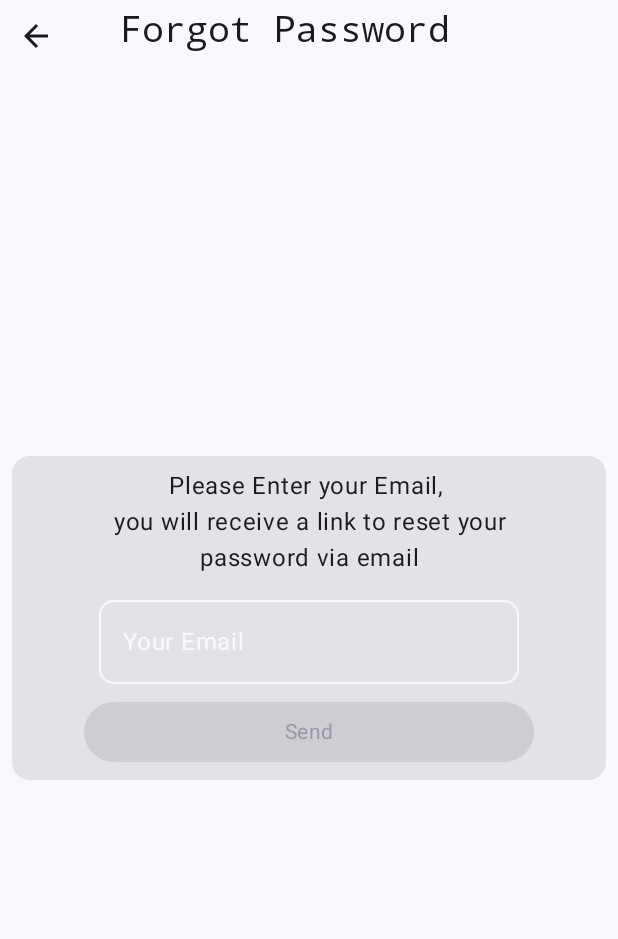
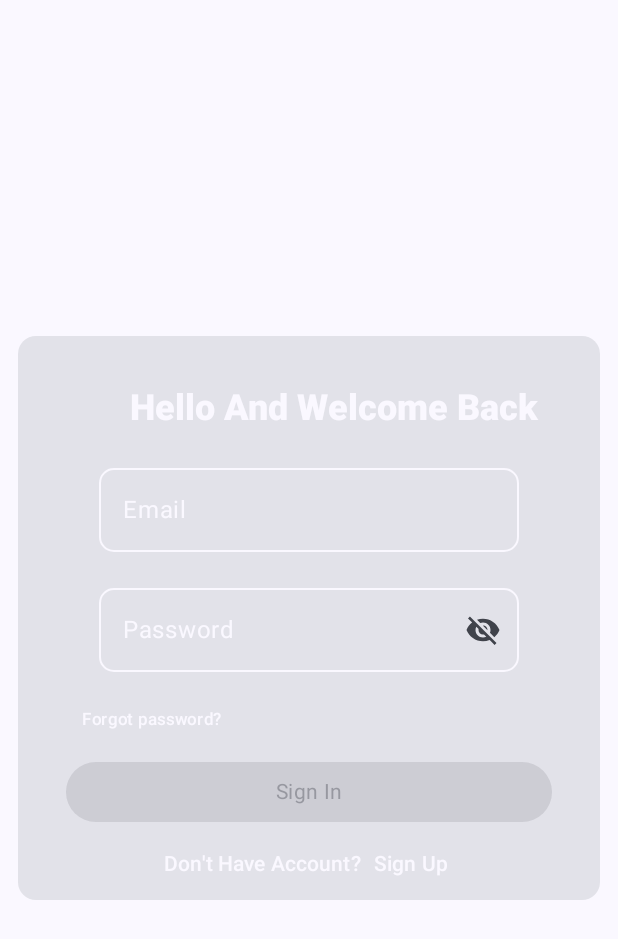
Before and after one commit to stephenWanjala/MFarm, an Android app built with Jetpack Compose: the screen it shows after launch (MainActivity), on a phone screen of 412 x 824 dp. Shown: the top 939 px of the screen. Run offline under Robolectric (Android 15) with nearby library versions, the phone set to English and light mode, and no system bars; our stand-ins replace Dagger/Hilt's generated code.

Commit message:
Sign In Screen

```diff
--- a/app/src/main/java/com/wantech/mfarm/auth/components/TextInputSection.kt
+++ b/app/src/main/java/com/wantech/mfarm/auth/components/TextInputSection.kt
@@ -19,8 +19,8 @@ import androidx.compose.ui.text.input.ImeAction
 import androidx.compose.ui.text.input.KeyboardType
 import androidx.compose.ui.text.style.TextAlign
 import androidx.compose.ui.unit.dp
-import androidx.hilt.navigation.compose.hiltViewModel
 import com.wantech.mfarm.R
+import com.wantech.mfarm.auth.data.repositoryImpl.AuthRepositoryImpl
 import com.wantech.mfarm.auth.signIn.LoginEvent
 import com.wantech.mfarm.auth.signIn.presentation.LoginViewModel
 import com.wantech.mfarm.core.presentation.components.AButton
@@ -33,7 +33,7 @@ fun TextInPutSection(
     onClickLoginButton: () -> Unit,
     onClickToSignUp: () -> Unit,
     onForgetPassword: () -> Unit,
-    viewModel: LoginViewModel = hiltViewModel()
+    viewModel: LoginViewModel = LoginViewModel(AuthRepositoryImpl())
 ) {
 
 
--- a/app/src/main/java/com/wantech/mfarm/auth/signIn/presentation/LoginViewModel.kt
+++ b/app/src/main/java/com/wantech/mfarm/auth/signIn/presentation/LoginViewModel.kt
@@ -13,8 +13,10 @@ import kotlinx.coroutines.flow.MutableStateFlow
 import kotlinx.coroutines.flow.asSharedFlow
 import kotlinx.coroutines.flow.onEach
 import kotlinx.coroutines.launch
+import javax.inject.Inject
 
-class LoginViewModel(private val repository: AuthRepository) : ViewModel() {
+class LoginViewModel @Inject constructor
+    (private val repository: AuthRepository) : ViewModel() {
     private val _state = mutableStateOf(LoginUiState())
     val state: State<LoginUiState> = _state
     private val _loginState = MutableStateFlow(LoginState())
--- a/app/src/main/java/com/wantech/mfarm/auth/signIn/presentation/SignInScreen.kt
+++ b/app/src/main/java/com/wantech/mfarm/auth/signIn/presentation/SignInScreen.kt
@@ -1 +1,72 @@
 package com.wantech.mfarm.auth.signIn.presentation
+
+import androidx.compose.foundation.layout.*
+import androidx.compose.foundation.shape.RoundedCornerShape
+import androidx.compose.material3.Card
+import androidx.compose.runtime.Composable
+import androidx.compose.ui.Alignment
+import androidx.compose.ui.Modifier
+import androidx.compose.ui.res.stringResource
+import androidx.compose.ui.unit.dp
+import androidx.navigation.NavController
+import com.wantech.mfarm.R
+import com.wantech.mfarm.auth.components.TextInPutSection
+import com.wantech.mfarm.auth.data.repositoryImpl.AuthRepositoryImpl
+import com.wantech.mfarm.core.util.Screen
+
+
+@Composable
+fun SignInScreen(navController: NavController) {
+
+    Box(
+        modifier = Modifier.fillMaxSize(),
+        contentAlignment = Alignment.Center
+    ) {
+
+        Card(
+            modifier = Modifier
+                .fillMaxWidth()
+                .padding(12.dp)
+                .align(Alignment.Center),
+//            contentColor = MaterialTheme.colors.surface,
+//            backgroundColor = MaterialTheme.colors.onBackground,
+            shape = RoundedCornerShape(12.dp),
+
+            ) {
+            Column(
+                modifier = Modifier
+                    .fillMaxWidth(),
+//                    .align(Alignment.Center),
+                verticalArrangement = Arrangement.Center,
+                horizontalAlignment = Alignment.CenterHorizontally
+            ) {
+
+
+                TextInPutSection(
+                    buttonLabel = stringResource(id = R.string.sign_in),
+                    onClickLoginButton = { navController.navigate(Screen.Home.route) },
+                    onClickToSignUp = {
+//                        navController.navigate(Screen.SignUp.route) {
+//                            popUpTo(Screen.SignUp.route) {
+//                                inclusive = true
+//                            }
+//                        }
+                    },
+                    onForgetPassword = {
+                        navController.navigate(Screen.ForgotPassword.route) {
+                            popUpTo(Screen.ForgotPassword.route) {
+                                inclusive = true
+                            }
+                        }
+                    },
+
+                )
+
+            }
+        }
+
+
+    }
+
+
+}
--- a/app/src/main/java/com/wantech/mfarm/core/util/NavigationHost.kt
+++ b/app/src/main/java/com/wantech/mfarm/core/util/NavigationHost.kt
@@ -5,10 +5,15 @@ import androidx.navigation.NavHostController
 import androidx.navigation.compose.NavHost
 import androidx.navigation.compose.composable
 import com.wantech.mfarm.auth.forgot_password.presentation.ForgotPasswordScreen
+import com.wantech.mfarm.auth.signIn.presentation.SignInScreen
 
 @Composable
 fun NavigationHost(navController: NavHostController) {
-    NavHost(navController = navController, startDestination = Screen.ForgotPassword.route) {
+    NavHost(navController = navController, startDestination = Screen.SignIn.route) {
+
+        composable(Screen.SignIn.route) {
+            SignInScreen(navController = navController)
+        }
         composable(Screen.ForgotPassword.route) {
             ForgotPasswordScreen(navController = navController)
         }
--- a/app/src/main/java/com/wantech/mfarm/di/AppModule.kt
+++ b/app/src/main/java/com/wantech/mfarm/di/AppModule.kt
@@ -1,7 +1,18 @@
 package com.wantech.mfarm.di
 
+import com.wantech.mfarm.auth.data.repositoryImpl.AuthRepositoryImpl
+import com.wantech.mfarm.auth.domain.repository.AuthRepository
 import dagger.Module
+import dagger.Provides
+import dagger.hilt.InstallIn
+import dagger.hilt.components.SingletonComponent
+import javax.inject.Singleton
 
-@Module
+@Module()
+@InstallIn(SingletonComponent::class)
 object AppModule {
+
+    @Provides
+    @Singleton
+    fun provideAuthRepository():AuthRepository =AuthRepositoryImpl()
 }
```
